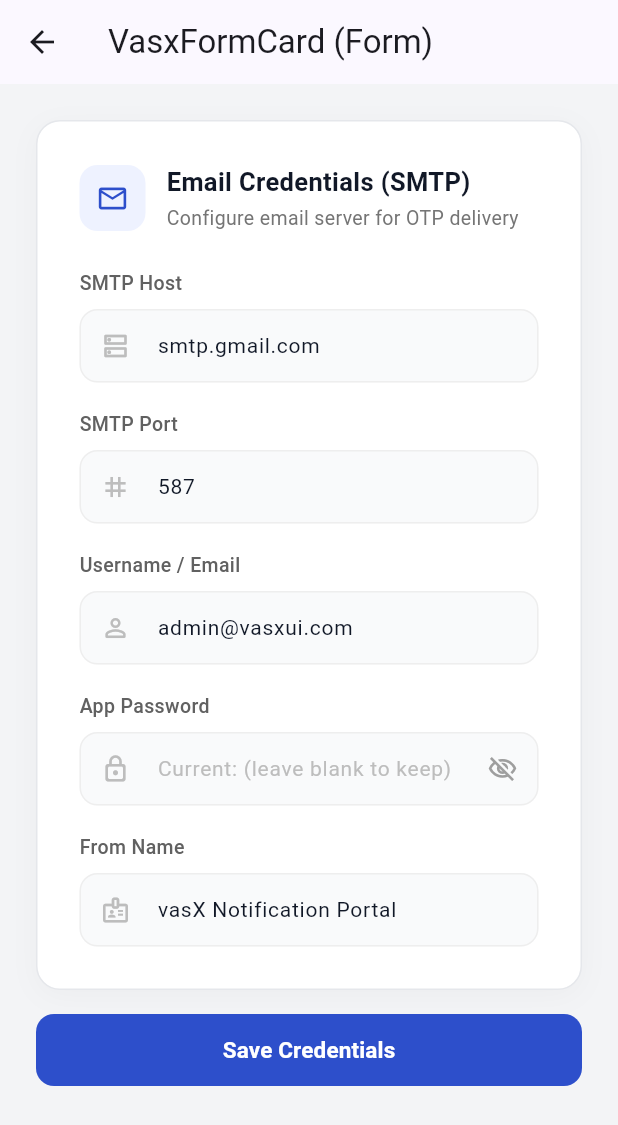
After one commit to Sabari-Vasan-SM/vasX-UI, a Flutter app: the CustomFormExample screen opened directly, on a phone screen of 412 x 824 dp. The commit adds this screen. Shown: the top 1125 px of the screen. Run offline on Flutter 3.47's test engine with Material 3 defaults, Android fonts, the phone set to English and light mode, and no system bars; our stand-ins replace fl_chart.

Commit message:
package updates & crm widgets added

````diff
--- a/example/lib/main.dart
+++ b/example/lib/main.dart
@@ -53,6 +53,8 @@ class ExampleHomePage extends StatelessWidget {
           const CrmCalendarExample()),
       _GalleryItem('CrmStatsDashboard', Icons.dashboard_outlined,
           const CrmStatsDashboardExample()),
+      _GalleryItem('Form', Icons.dynamic_form_outlined,
+          const CustomFormExample()),
     ];
 
     return Scaffold(
@@ -747,3 +749,103 @@ class _CrmStatsDashboardExampleState extends State<CrmStatsDashboardExample> {
     );
   }
 }
+
+// ─────────────────────────────────────────────
+// CustomForm Example
+// ─────────────────────────────────────────────
+class CustomFormExample extends StatefulWidget {
+  const CustomFormExample({super.key});
+
+  @override
+  State<CustomFormExample> createState() => _CustomFormExampleState();
+}
+
+class _CustomFormExampleState extends State<CustomFormExample> {
+  final _hostController = TextEditingController(text: 'smtp.gmail.com');
+  final _portController = TextEditingController(text: '587');
+  final _usernameController =
+      TextEditingController(text: 'admin@vasxui.com');
+  final _passwordController = TextEditingController();
+  final _fromNameController = TextEditingController(text: 'vasX Notification Portal');
+
+  bool _isLoading = false;
+
+  @override
+  void dispose() {
+    _hostController.dispose();
+    _portController.dispose();
+    _usernameController.dispose();
+    _passwordController.dispose();
+    _fromNameController.dispose();
+    super.dispose();
+  }
+
+  @override
+  Widget build(BuildContext context) {
+    return Scaffold(
+      backgroundColor: VasxColors.surface,
+      appBar: AppBar(title: const Text('VasxFormCard (Form)')),
+      body: SingleChildScrollView(
+        padding: const EdgeInsets.all(24),
+        child: Center(
+          child: ConstrainedBox(
+            constraints: const BoxConstraints(maxWidth: 540),
+            child: VasxFormCard(
+              title: 'Email Credentials (SMTP)',
+              subtitle: 'Configure email server for OTP delivery',
+              headerIcon: Icons.email_outlined,
+              badgeColor: const Color(0xFFEEF2FF),
+              badgeIconColor: VasxColors.primary,
+              isLoading: _isLoading,
+              fields: [
+                VasxFormFieldConfig(
+                  label: 'SMTP Host',
+                  hintText: 'e.g. smtp.gmail.com',
+                  controller: _hostController,
+                  prefixIcon: Icons.dns_outlined,
+                ),
+                VasxFormFieldConfig(
+                  label: 'SMTP Port',
+                  hintText: '587',
+                  controller: _portController,
+                  prefixIcon: Icons.tag_outlined,
+                  keyboardType: TextInputType.number,
+                ),
+                VasxFormFieldConfig(
+                  label: 'Username / Email',
+                  hintText: 'user@domain.com',
+                  controller: _usernameController,
+                  prefixIcon: Icons.person_outline_rounded,
+                  keyboardType: TextInputType.emailAddress,
+                ),
+                VasxFormFieldConfig(
+                  label: 'App Password',
+                  hintText: 'Current: (leave blank to keep)',
+                  controller: _passwordController,
+                  prefixIcon: Icons.lock_outline_rounded,
+                  obscureText: true,
+                ),
+                VasxFormFieldConfig(
+                  label: 'From Name',
+                  hintText: 'ID Card Portal',
+                  controller: _fromNameController,
+                  prefixIcon: Icons.badge_outlined,
+                ),
+              ],
+              submitButtonLabel: 'Save Credentials',
+              onSubmit: () async {
+                setState(() => _isLoading = true);
+                await Future.delayed(const Duration(seconds: 1));
+                if (!context.mounted) return;
+                setState(() => _isLoading = false);
+                ScaffoldMessenger.of(context).showSnackBar(
+                  const SnackBar(content: Text('Credentials saved successfully!')),
+                );
+              },
+            ),
+          ),
+        ),
+      ),
+    );
+  }
+}
--- a/example/pubspec.yaml
+++ b/example/pubspec.yaml
@@ -11,7 +11,7 @@ dependencies:
     sdk: flutter
   vasx_ui:
     path: ../
-  intl: ">=0.19.0 <1.0.0"
+  intl: ^0.20.2
 
 dev_dependencies:
   flutter_test:
--- /dev/null
+++ b/lib/src/custom_form_card.dart
@@ -0,0 +1,368 @@
+import 'package:flutter/material.dart';
+import 'vasx_colors.dart';
+
+/// Describes a single text input field inside a [VasxFormCard].
+///
+/// Example:
+/// ```dart
+/// VasxFormFieldConfig(
+///   label: 'Host URL',
+///   hintText: 'db.example.com',
+///   prefixIcon: Icons.dns_outlined,
+///   controller: _hostController,
+/// )
+/// ```
+class VasxFormFieldConfig {
+  /// Label displayed above the input field.
+  final String label;
+
+  /// Placeholder hint text shown when the input is empty.
+  final String? hintText;
+
+  /// Controller managing the text value of this field.
+  final TextEditingController? controller;
+
+  /// Icon displayed at the left side inside the input box.
+  final IconData? prefixIcon;
+
+  /// Icon displayed at the right side inside the input box.
+  final IconData? suffixIcon;
+
+  /// Callback when [suffixIcon] is tapped.
+  final VoidCallback? onSuffixIconTap;
+
+  /// Whether text input is obscured (e.g. passwords). Defaults to `false`.
+  final bool obscureText;
+
+  /// Keyboard type for text input (e.g. [TextInputType.emailAddress]).
+  final TextInputType? keyboardType;
+
+  /// Optional validator callback.
+  final FormFieldValidator<String>? validator;
+
+  /// Callback invoked whenever text changes.
+  final ValueChanged<String>? onChanged;
+
+  /// Whether the field is enabled. Defaults to `true`.
+  final bool enabled;
+
+  /// Creates a [VasxFormFieldConfig].
+  const VasxFormFieldConfig({
+    required this.label,
+    this.hintText,
+    this.controller,
+    this.prefixIcon,
+    this.suffixIcon,
+    this.onSuffixIconTap,
+    this.obscureText = false,
+    this.keyboardType,
+    this.validator,
+    this.onChanged,
+    this.enabled = true,
+  });
+}
+
+/// A sleek, production-ready form card widget matching modern SaaS admin design systems.
+///
+/// Includes a badge icon header, optional description, soft rounded input fields
+/// with prefix/suffix icons, and a full-width primary submit button.
+///
+/// Example:
+/// ```dart
+/// VasxFormCard(
+///   title: 'Database Settings',
+///   subtitle: 'Configure primary SQL connection parameters',
+///   headerIcon: Icons.storage_outlined,
+///   fields: [
+///     VasxFormFieldConfig(
+///       label: 'Database Host',
+///       hintText: 'db.internal.net',
+///       prefixIcon: Icons.dns_outlined,
+///     ),
+///     VasxFormFieldConfig(
+///       label: 'Port Number',
+///       hintText: '5432',
+///       prefixIcon: Icons.numbers_outlined,
+///     ),
+///   ],
+///   submitButtonLabel: 'Save Database Settings',
+///   onSubmit: () => _saveSettings(),
+/// )
+/// ```
+class VasxFormCard extends StatefulWidget {
+  /// Title shown at the top of the card.
+  final String title;
+
+  /// Optional description subtitle displayed below [title].
+  final String? subtitle;
+
+  /// Icon displayed inside the header's badge badge container.
+  final IconData? headerIcon;
+
+  /// Badge background color. Defaults to [VasxColors.primarySurface].
+  final Color? badgeColor;
+
+  /// Badge icon color. Defaults to [VasxColors.primary].
+  final Color? badgeIconColor;
+
+  /// List of field configurations to render inside the form.
+  final List<VasxFormFieldConfig> fields;
+
+  /// Primary action button label rendered below the form fields.
+  final String? submitButtonLabel;
+
+  /// Callback invoked when the primary action button is pressed.
+  final VoidCallback? onSubmit;
+
+  /// Whether the submit button is in a loading state. Defaults to `false`.
+  final bool isLoading;
+
+  /// Optional custom footer widget below the form.
+  final Widget? customFooter;
+
+  /// Primary brand color. Defaults to [VasxColors.primary].
+  final Color? primaryColor;
+
+  /// Optional [GlobalKey<FormState>] for field validation.
+  final GlobalKey<FormState>? formKey;
+
+  /// Creates a [VasxFormCard].
+  const VasxFormCard({
+    super.key,
+    required this.title,
+    this.subtitle,
+    this.headerIcon,
+    this.badgeColor,
+    this.badgeIconColor,
+    required this.fields,
+    this.submitButtonLabel,
+    this.onSubmit,
+    this.isLoading = false,
+    this.customFooter,
+    this.primaryColor,
+    this.formKey,
+  });
+
+  @override
+  State<VasxFormCard> createState() => _VasxFormCardState();
+}
+
+class _VasxFormCardState extends State<VasxFormCard> {
+  final Map<int, bool> _obscureStateMap = {};
+
+  Color get _primary => widget.primaryColor ?? VasxColors.primary;
+
+  @override
+  Widget build(BuildContext context) {
+    return Column(
+      crossAxisAlignment: CrossAxisAlignment.stretch,
+      mainAxisSize: MainAxisSize.min,
+      children: [
+        Container(
+          padding: const EdgeInsets.all(28),
+          decoration: BoxDecoration(
+            color: Colors.white,
+            borderRadius: BorderRadius.circular(16),
+            border: Border.all(color: VasxColors.borderLight, width: 1),
+            boxShadow: [
+              BoxShadow(
+                color: Colors.black.withValues(alpha: 0.03),
+                blurRadius: 16,
+                offset: const Offset(0, 4),
+              ),
+            ],
+          ),
+          child: Form(
+            key: widget.formKey,
+            child: Column(
+              crossAxisAlignment: CrossAxisAlignment.start,
+              mainAxisSize: MainAxisSize.min,
+              children: [
+                _buildHeader(),
+                const SizedBox(height: 24),
+                for (int i = 0; i < widget.fields.length; i++) ...[
+                  _buildField(widget.fields[i], i),
+                  if (i < widget.fields.length - 1) const SizedBox(height: 18),
+                ],
+                if (widget.customFooter != null) ...[
+                  const SizedBox(height: 20),
+                  widget.customFooter!,
+                ],
+              ],
+            ),
+          ),
+        ),
+        if (widget.submitButtonLabel != null && widget.onSubmit != null) ...[
+          const SizedBox(height: 16),
+          SizedBox(
+            height: 48,
+            width: double.infinity,
+            child: ElevatedButton(
+              onPressed: widget.isLoading ? null : widget.onSubmit,
+              style: ElevatedButton.styleFrom(
+                backgroundColor: _primary,
+                foregroundColor: Colors.white,
+                elevation: 0,
+                shape: RoundedRectangleBorder(
+                  borderRadius: BorderRadius.circular(12),
+                ),
+              ),
+              child: widget.isLoading
+                  ? const SizedBox(
+                      width: 20,
+                      height: 20,
+                      child: CircularProgressIndicator(
+                        strokeWidth: 2.5,
+                        color: Colors.white,
+                      ),
+                    )
+                  : Text(
+                      widget.submitButtonLabel!,
+                      style: const TextStyle(
+                        fontSize: 15,
+                        fontWeight: FontWeight.w600,
+                      ),
+                    ),
+            ),
+          ),
+        ],
+      ],
+    );
+  }
+
+  Widget _buildHeader() {
+    return Row(
+      children: [
+        if (widget.headerIcon != null) ...[
+          Container(
+            width: 44,
+            height: 44,
+            decoration: BoxDecoration(
+              color: widget.badgeColor ?? _primary.withValues(alpha: 0.08),
+              borderRadius: BorderRadius.circular(12),
+            ),
+            child: Icon(
+              widget.headerIcon,
+              color: widget.badgeIconColor ?? _primary,
+              size: 22,
+            ),
+          ),
+          const SizedBox(width: 14),
+        ],
+        Expanded(
+          child: Column(
+            crossAxisAlignment: CrossAxisAlignment.start,
+            children: [
+              Text(
+                widget.title,
+                style: const TextStyle(
+                  fontSize: 17,
+                  fontWeight: FontWeight.w700,
+                  color: VasxColors.textPrimary,
+                ),
+              ),
+              if (widget.subtitle != null) ...[
+                const SizedBox(height: 3),
+                Text(
+                  widget.subtitle!,
+                  style: TextStyle(
+                    fontSize: 13,
+                    color: Colors.grey[600],
+                  ),
+                ),
+              ],
+            ],
+          ),
+        ),
+      ],
+    );
+  }
+
+  Widget _buildField(VasxFormFieldConfig field, int index) {
+    final isPassword = field.obscureText;
+    final isCurrentlyObscured = _obscureStateMap[index] ?? isPassword;
+
+    Widget? suffixWidget;
+    if (isPassword) {
+      suffixWidget = IconButton(
+        icon: Icon(
+          isCurrentlyObscured
+              ? Icons.visibility_off_outlined
+              : Icons.visibility_outlined,
+          size: 20,
+          color: Colors.grey[500],
+        ),
+        onPressed: () {
+          setState(() {
+            _obscureStateMap[index] = !isCurrentlyObscured;
+          });
+        },
+      );
+    } else if (field.suffixIcon != null) {
+      suffixWidget = IconButton(
+        icon: Icon(field.suffixIcon, size: 20, color: Colors.grey[500]),
+        onPressed: field.onSuffixIconTap,
+      );
+    }
+
+    return Column(
+      crossAxisAlignment: CrossAxisAlignment.start,
+      children: [
+        Text(
+          field.label,
+          style: TextStyle(
+            fontSize: 13,
+            fontWeight: FontWeight.w500,
+            color: Colors.grey[700],
+          ),
+        ),
+        const SizedBox(height: 8),
+        TextFormField(
+          controller: field.controller,
+          obscureText: isCurrentlyObscured,
+          keyboardType: field.keyboardType,
+          enabled: field.enabled,
+          validator: field.validator,
+          onChanged: field.onChanged,
+          style: const TextStyle(
+            fontSize: 14,
+            color: VasxColors.textPrimary,
+          ),
+          decoration: InputDecoration(
+            hintText: field.hintText,
+            hintStyle: TextStyle(
+              color: Colors.grey[400],
+              fontSize: 14,
+            ),
+            prefixIcon: field.prefixIcon != null
+                ? Icon(field.prefixIcon, size: 20, color: Colors.grey[400])
+                : null,
+            suffixIcon: suffixWidget,
+            filled: true,
+            fillColor: field.enabled ? const Color(0xFFF9FAFB) : const Color(0xFFF0F0F0),
+            contentPadding: const EdgeInsets.symmetric(
+              horizontal: 16,
+              vertical: 14,
+            ),
+            border: OutlineInputBorder(
+              borderRadius: BorderRadius.circular(12),
+              borderSide: BorderSide(color: Colors.grey.shade200),
+            ),
+            enabledBorder: OutlineInputBorder(
+              borderRadius: BorderRadius.circular(12),
+              borderSide: BorderSide(color: Colors.grey.shade200),
+            ),
+            focusedBorder: OutlineInputBorder(
+              borderRadius: BorderRadius.circular(12),
+              borderSide: BorderSide(color: _primary, width: 1.5),
+            ),
+            disabledBorder: OutlineInputBorder(
+              borderRadius: BorderRadius.circular(12),
+              borderSide: BorderSide(color: Colors.grey.shade200),
+            ),
+          ),
+        ),
+      ],
+    );
+  }
+}
--- a/lib/vasx_ui.dart
+++ b/lib/vasx_ui.dart
@@ -30,3 +30,4 @@ export 'src/custom_date_range_picker.dart';
 export 'src/vasx_colors.dart';
 export 'src/crm_calendar.dart';
 export 'src/crm_stats_dashboard.dart';
+export 'src/custom_form_card.dart';
--- a/pubspec.yaml
+++ b/pubspec.yaml
@@ -13,8 +13,8 @@ environment:
 dependencies:
   flutter:
     sdk: flutter
-  intl: ">=0.19.0 <1.0.0"
-  fl_chart: ">=0.69.0 <1.0.0"
+  intl: ^0.20.2
+  fl_chart: ^1.2.0
 
 dev_dependencies:
   flutter_test:
````
Also changed, not shown: example/pubspec.lock, pubspec.lock, 1 other file.
